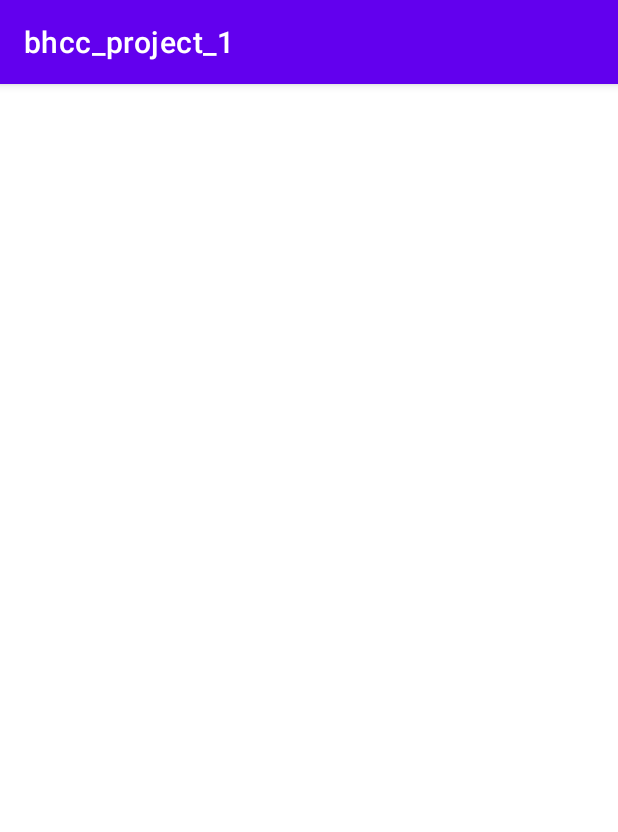
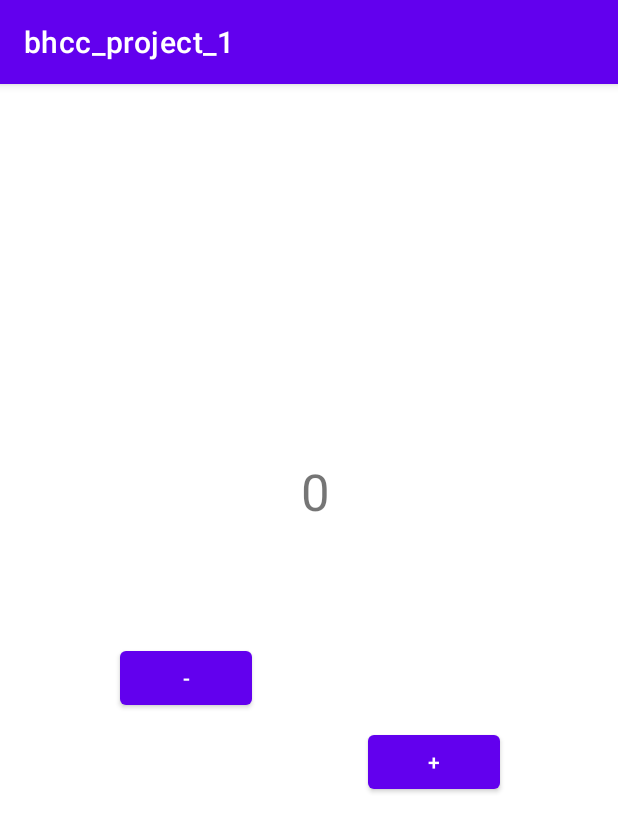
Before and after one commit to MayD524/BHCC-Projects, an Android app: the screen it shows after launch (MainActivity), on a phone screen of 412 x 824 dp. Shown: the top 832 px of the screen. Run offline under Robolectric (Android 15) with nearby library versions, the phone set to English and light mode, and no system bars.

Commit message:
finished project1

```diff
--- a/bhcc_project_1/app/build.gradle
+++ b/bhcc_project_1/app/build.gradle
@@ -32,6 +32,7 @@ android {
     buildFeatures {
         viewBinding true
     }
+    namespace 'com.example.bhcc_project_1'
 }
 
 dependencies {
--- a/bhcc_project_1/app/src/main/AndroidManifest.xml
+++ b/bhcc_project_1/app/src/main/AndroidManifest.xml
@@ -1,7 +1,6 @@
 <?xml version="1.0" encoding="utf-8"?>
 <manifest xmlns:android="http://schemas.android.com/apk/res/android"
-    xmlns:tools="http://schemas.android.com/tools"
-    package="com.example.bhcc_project_1">
+    xmlns:tools="http://schemas.android.com/tools">
 
     <application
         android:allowBackup="true"
--- a/bhcc_project_1/app/src/main/java/com/example/bhcc_project_1/MainActivity.kt
+++ b/bhcc_project_1/app/src/main/java/com/example/bhcc_project_1/MainActivity.kt
@@ -1,6 +1,6 @@
 package com.example.bhcc_project_1
 
-import android.R
+import android.R.attr
 import android.content.Intent
 import android.os.Bundle
 import android.view.View
@@ -10,43 +10,51 @@ import androidx.appcompat.app.AppCompatActivity
 
 
 class MainActivity : AppCompatActivity() {
-    var currentCount = 0
-    var gotoCount    = 6
+    private final val SECOND_ACTIVITY_REQUEST_CODE = 0
+    private var gotoCount = 6
     override fun onCreate(savedInstanceState: Bundle?) {
         super.onCreate(savedInstanceState)
-        setContentView(R.layout.act)
+        setContentView(R.layout.mainactivity)
 
-        val tview = findViewById<View>(R.id.currentCount) as TextView
-        tview.setText(currentCount)
-        val sub = findViewById<Button>(R.id.subtract)
-        sub.setOnClickListener(View.OnClickListener {
-            // Code here executes on main thread after user presses button
-            currentCount--
-            tview.setText(currentCount)
-            /*if (currentCount == gotoCount) {
-                // start the new activity
-                val i = Intent(this, MainActivity2::class.java)
-                i.putExtra("gotoVal", gotoCount)
-                startActivity(i)
-            }*/
+        var currentCount = 0
 
-        })
+
+        val tview = findViewById<View>(R.id.countText) as TextView
+        tview.text = currentCount.toString()
+
+        val add = findViewById<Button>(R.id.add).also {
+            it.setOnClickListener(View.OnClickListener {
+                currentCount ++
+                tview.text = currentCount.toString()
+
+                if (currentCount == gotoCount) {
+                    val i = Intent(this, MainActivity2::class.java)
+                    i.putExtra("gotoVal", gotoCount)
+                    startActivityForResult(i, SECOND_ACTIVITY_REQUEST_CODE)
+                }
+            })
+        }
+
+        val sub = findViewById<Button>(R.id.subtract).also {
+            it.setOnClickListener(View.OnClickListener {
+                // Code here executes on main thread after user presses button
+                currentCount--
+                tview.text = currentCount.toString()
+                if (currentCount == gotoCount) {
+                    // start the new activity
+                    val i = Intent(this, MainActivity2::class.java)
+                    i.putExtra("gotoVal", gotoCount)
+                    startActivityForResult(i, SECOND_ACTIVITY_REQUEST_CODE)
+                }
+            })
+        }
     }
 
-    override fun onActivityResult(requestCode: Int, resultCode: Int, data: Intent) {
+    override fun onActivityResult(requestCode: Int, resultCode: Int, data: Intent?) {
         super.onActivityResult(requestCode, resultCode, data)
 
-        // Check that it is the SecondActivity with an OK result
-        if (requestCode == SECOND_ACTIVITY_REQUEST_CODE) {
-            if (resultCode == RESULT_OK) {
-
-                // Get String data from Intent
-                val returnString = data.getStringExtra("keyName")
-
-                // Set text view with string
-                val textView = findViewById<View>(R.id.textView) as TextView
-                textView.text = returnString
-            }
+        if (resultCode == RESULT_OK && data != null) {
+            gotoCount = data.getIntExtra("gotoVal", 0)
         }
     }
 }
--- /dev/null
+++ b/bhcc_project_1/app/src/main/res/layout/mainactivity.xml
@@ -0,0 +1,47 @@
+<?xml version="1.0" encoding="utf-8"?>
+<androidx.constraintlayout.widget.ConstraintLayout xmlns:android="http://schemas.android.com/apk/res/android"
+    xmlns:app="http://schemas.android.com/apk/res-auto"
+    xmlns:tools="http://schemas.android.com/tools"
+    android:layout_width="match_parent"
+    android:layout_height="match_parent"
+    tools:context=".MainActivity">
+
+    <TextView
+        android:id="@+id/countText"
+        android:layout_width="167dp"
+        android:layout_height="93dp"
+        android:text="Hello World!"
+        android:textSize="34sp"
+        app:layout_constraintBottom_toBottomOf="parent"
+        app:layout_constraintEnd_toEndOf="parent"
+        app:layout_constraintHorizontal_bias="0.819"
+        app:layout_constraintStart_toStartOf="parent"
+        app:layout_constraintTop_toTopOf="parent"
+        app:layout_constraintVertical_bias="0.369" />
+
+    <Button
+        android:id="@+id/subtract"
+        android:layout_width="wrap_content"
+        android:layout_height="wrap_content"
+        android:layout_marginTop="372dp"
+        android:text="-"
+        app:layout_constraintBottom_toBottomOf="parent"
+        app:layout_constraintEnd_toEndOf="parent"
+        app:layout_constraintHorizontal_bias="0.247"
+        app:layout_constraintStart_toStartOf="parent"
+        app:layout_constraintTop_toTopOf="parent"
+        app:layout_constraintVertical_bias="0.0" />
+
+    <Button
+        android:id="@+id/add"
+        android:layout_width="wrap_content"
+        android:layout_height="wrap_content"
+        android:text="+"
+        app:layout_constraintBottom_toBottomOf="parent"
+        app:layout_constraintEnd_toEndOf="parent"
+        app:layout_constraintHorizontal_bias="0.496"
+        app:layout_constraintStart_toEndOf="@+id/subtract"
+        app:layout_constraintTop_toTopOf="parent"
+        app:layout_constraintVertical_bias="0.594" />
+
+</androidx.constraintlayout.widget.ConstraintLayout>
--- a/bhcc_project_1/build.gradle
+++ b/bhcc_project_1/build.gradle
@@ -1,7 +1,7 @@
 // Top-level build file where you can add configuration options common to all sub-projects/modules.
 plugins {
-    id 'com.android.application' version '7.2.1' apply false
-    id 'com.android.library' version '7.2.1' apply false
+    id 'com.android.application' version '7.3.0' apply false
+    id 'com.android.library' version '7.3.0' apply false
     id 'org.jetbrains.kotlin.android' version '1.6.10' apply false
 }
 
```
Also changed, not shown: bhcc_project_1/app/src/main/java/com/example/bhcc_project_1/MainActivity2.kt (+13 -2 lines), bhcc_project_1/app/src/main/res/layout/activity_main.xml (deleted, +0 -33 lines), bhcc_project_1/app/src/main/res/layout/activity_main2.xml (+17 -19 lines), bhcc_project_1/gradle/wrapper/gradle-wrapper.properties, 2 other files.
